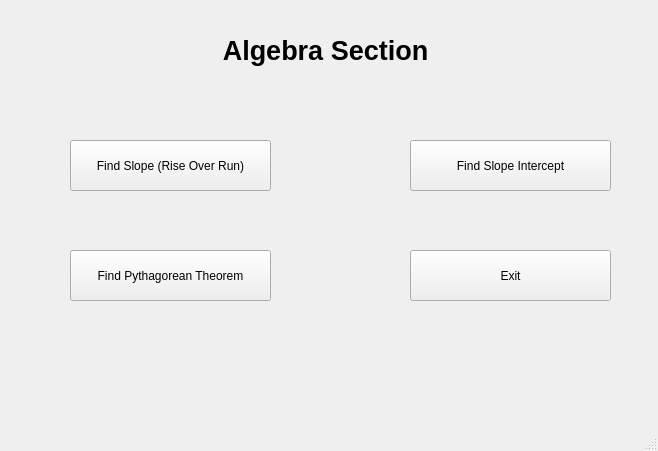
This is uis/Ui_Base/algebra.ui in JordanLeich/Ultimate-Calculator as Qt 5 draws it before an edit. The edited form follows.
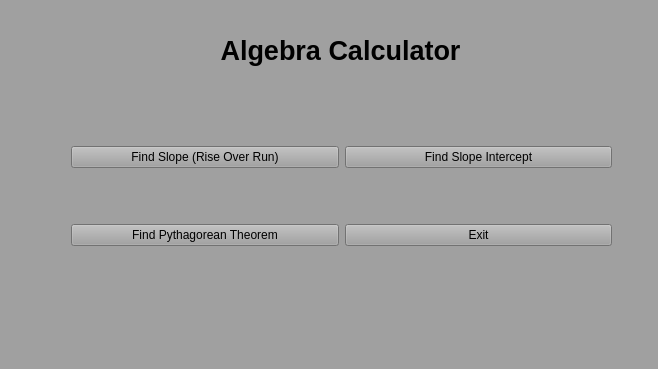
This is the edited form.

Patch:
```diff
--- a/uis/Ui_Base/algebra.ui
+++ b/uis/Ui_Base/algebra.ui
@@ -7,11 +7,14 @@
     <x>0</x>
     <y>0</y>
     <width>658</width>
-    <height>451</height>
+    <height>369</height>
    </rect>
   </property>
   <property name="windowTitle">
-   <string>MainWindow</string>
+   <string>Algebra Calculator</string>
+  </property>
+  <property name="styleSheet">
+   <string notr="true">background-color: rgb(160, 160, 160);</string>
   </property>
   <widget class="QWidget" name="centralwidget">
    <widget class="QLabel" name="label">
@@ -19,65 +22,53 @@
      <rect>
       <x>0</x>
       <y>10</y>
-      <width>651</width>
+      <width>681</width>
       <height>81</height>
      </rect>
     </property>
     <property name="text">
-     <string>&lt;html&gt;&lt;head/&gt;&lt;body&gt;&lt;p align=&quot;center&quot;&gt;&lt;span style=&quot; font-size:20pt; font-weight:600;&quot;&gt;Algebra Section&lt;/span&gt;&lt;/p&gt;&lt;/body&gt;&lt;/html&gt;</string>
+     <string>&lt;html&gt;&lt;head/&gt;&lt;body&gt;&lt;p align=&quot;center&quot;&gt;&lt;span style=&quot; font-size:20pt; font-weight:600;&quot;&gt;Algebra Calculator&lt;/span&gt;&lt;/p&gt;&lt;/body&gt;&lt;/html&gt;</string>
     </property>
    </widget>
+   <widget class="QWidget" name="layoutWidget">
+    <property name="geometry">
+     <rect>
+      <x>71</x>
+      <y>96</y>
+      <width>541</width>
+      <height>201</height>
+     </rect>
+    </property>
+    <layout class="QGridLayout" name="gridLayout">
+     <item row="0" column="0">
    <widget class="QPushButton" name="slope_1">
-    <property name="geometry">
-     <rect>
-      <x>70</x>
-      <y>140</y>
-      <width>201</width>
-      <height>51</height>
-     </rect>
-    </property>
     <property name="text">
      <string>Find Slope (Rise Over Run)</string>
     </property>
    </widget>
+     </item>
+     <item row="0" column="1">
    <widget class="QPushButton" name="slope_2">
-    <property name="geometry">
-     <rect>
-      <x>410</x>
-      <y>140</y>
-      <width>201</width>
-      <height>51</height>
-     </rect>
-    </property>
     <property name="text">
      <string>Find Slope Intercept</string>
     </property>
    </widget>
+     </item>
+     <item row="1" column="0">
    <widget class="QPushButton" name="pyth_btn">
-    <property name="geometry">
-     <rect>
-      <x>70</x>
-      <y>250</y>
-      <width>201</width>
-      <height>51</height>
-     </rect>
-    </property>
     <property name="text">
      <string>Find Pythagorean Theorem</string>
     </property>
    </widget>
+     </item>
+     <item row="1" column="1">
    <widget class="QPushButton" name="exit_btn">
-    <property name="geometry">
-     <rect>
-      <x>410</x>
-      <y>250</y>
-      <width>201</width>
-      <height>51</height>
-     </rect>
-    </property>
     <property name="text">
      <string>Exit</string>
     </property>
+      </widget>
+     </item>
+    </layout>
    </widget>
   </widget>
   <widget class="QStatusBar" name="statusbar"/>
```
Lines whose indentation alone changed are shown as unchanged.
